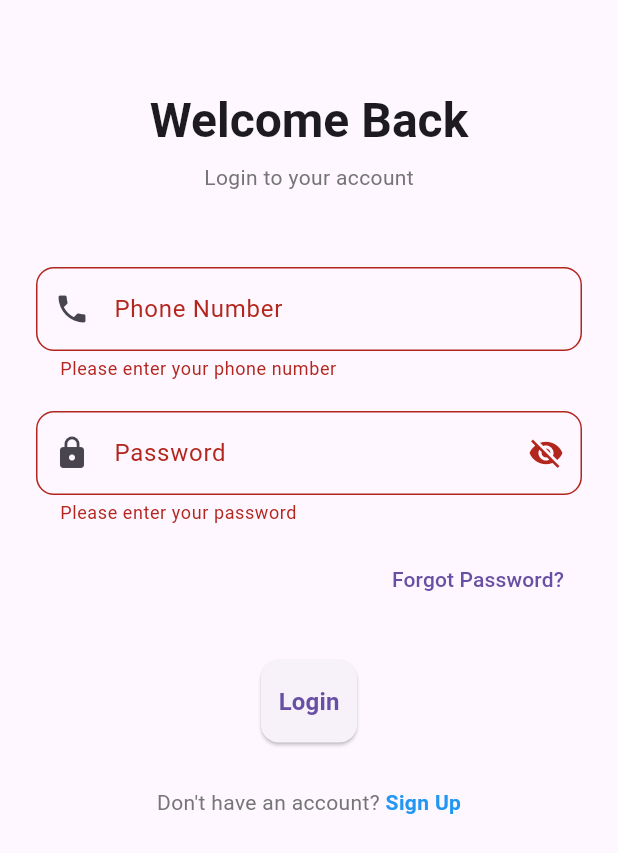
After one commit to nm1999/uganda.martyrs.sacco, a Flutter app: the Login screen opened directly, after a tap on "Login", on a phone screen of 412 x 824 dp. The commit adds this screen. Shown: the top 853 px of the screen. Run offline on Flutter 3.47's test engine with Material 3 defaults, Android fonts, the phone set to English and light mode, and no system bars; our stand-ins replace get.

Commit message:
adds get pacakge ans login screen

```diff
--- /dev/null
+++ b/lib/auth/login.dart
@@ -0,0 +1,230 @@
+import 'package:flutter/material.dart';
+
+class Login extends StatefulWidget {
+  const Login({super.key});
+
+  @override
+  State<Login> createState() => _LoginState();
+}
+
+class _LoginState extends State<Login> {
+  final _formKey = GlobalKey<FormState>();
+  final _phoneController = TextEditingController();
+  final _passwordController = TextEditingController();
+  bool _obscurePassword = true;
+  bool _isLoading = false;
+
+  @override
+  void dispose() {
+    _phoneController.dispose();
+    _passwordController.dispose();
+    super.dispose();
+  }
+
+  void _handleLogin() {
+    if (_formKey.currentState!.validate()) {
+      setState(() {
+        _isLoading = true;
+      });
+      // TODO: Implement login logic here
+      // This is where you'd call your authentication service
+      Future.delayed(const Duration(seconds: 2), () {
+        setState(() {
+          _isLoading = false;
+        });
+        ScaffoldMessenger.of(context).showSnackBar(
+          const SnackBar(content: Text('Login successful!')),
+        );
+      });
+    }
+  }
+
+  void _navigateToSignup() {
+    // TODO: Navigate to signup page
+    // Navigator.pushNamed(context, '/signup');
+    ScaffoldMessenger.of(context).showSnackBar(
+      const SnackBar(content: Text('Navigate to signup page')),
+    );
+  }
+
+  @override
+  Widget build(BuildContext context) {
+    return Scaffold(
+      body: SafeArea(
+        child: SingleChildScrollView(
+          padding: const EdgeInsets.symmetric(horizontal: 24.0),
+          child: Column(
+            mainAxisAlignment: MainAxisAlignment.center,
+            crossAxisAlignment: CrossAxisAlignment.stretch,
+            children: [
+              const SizedBox(height: 60),
+              // Header
+              Center(
+                child: Column(
+                  children: [
+                    Text(
+                      'Welcome Back',
+                      style: Theme.of(context).textTheme.headlineLarge?.copyWith(
+                            fontWeight: FontWeight.bold,
+                          ),
+                    ),
+                    const SizedBox(height: 8),
+                    Text(
+                      'Login to your account',
+                      style: Theme.of(context).textTheme.bodyMedium?.copyWith(
+                            color: Colors.grey[600],
+                          ),
+                    ),
+                  ],
+                ),
+              ),
+              const SizedBox(height: 50),
+              // Login Form
+              Form(
+                key: _formKey,
+                child: Column(
+                  children: [
+                    // Phone Number Field
+                    TextFormField(
+                      controller: _phoneController,
+                      keyboardType: TextInputType.phone,
+                      decoration: InputDecoration(
+                        labelText: 'Phone Number',
+                        prefixIcon: const Icon(Icons.phone),
+                        hintText: '+256 700 000000',
+                        border: OutlineInputBorder(
+                          borderRadius: BorderRadius.circular(12),
+                        ),
+                        enabledBorder: OutlineInputBorder(
+                          borderRadius: BorderRadius.circular(12),
+                          borderSide: BorderSide(
+                            color: Colors.grey[300]!,
+                          ),
+                        ),
+                      ),
+                      validator: (value) {
+                        if (value == null || value.isEmpty) {
+                          return 'Please enter your phone number';
+                        }
+                        if (value.length < 10) {
+                          return 'Please enter a valid phone number';
+                        }
+                        return null;
+                      },
+                    ),
+                    const SizedBox(height: 20),
+                    // Password Field
+                    TextFormField(
+                      controller: _passwordController,
+                      obscureText: _obscurePassword,
+                      decoration: InputDecoration(
+                        labelText: 'Password',
+                        prefixIcon: const Icon(Icons.lock),
+                        suffixIcon: IconButton(
+                          icon: Icon(
+                            _obscurePassword
+                                ? Icons.visibility_off
+                                : Icons.visibility,
+                          ),
+                          onPressed: () {
+                            setState(() {
+                              _obscurePassword = !_obscurePassword;
+                            });
+                          },
+                        ),
+                        border: OutlineInputBorder(
+                          borderRadius: BorderRadius.circular(12),
+                        ),
+                        enabledBorder: OutlineInputBorder(
+                          borderRadius: BorderRadius.circular(12),
+                          borderSide: BorderSide(
+                            color: Colors.grey[300]!,
+                          ),
+                        ),
+                      ),
+                      validator: (value) {
+                        if (value == null || value.isEmpty) {
+                          return 'Please enter your password';
+                        }
+                        if (value.length < 6) {
+                          return 'Password must be at least 6 characters';
+                        }
+                        return null;
+                      },
+                    ),
+                    const SizedBox(height: 12),
+                    // Forgot Password Link
+                    Align(
+                      alignment: Alignment.centerRight,
+                      child: TextButton(
+                        onPressed: () {
+                          // TODO: Navigate to forgot password page
+                          ScaffoldMessenger.of(context).showSnackBar(
+                            const SnackBar(
+                              content: Text('Forgot password functionality'),
+                            ),
+                          );
+                        },
+                        child: const Text('Forgot Password?'),
+                      ),
+                    ),
+                    const SizedBox(height: 30),
+                    // Login Button
+                    ElevatedButton(
+                      onPressed: _isLoading ? null : _handleLogin,
+                      style: ElevatedButton.styleFrom(
+                        padding: const EdgeInsets.symmetric(vertical: 16),
+                        shape: RoundedRectangleBorder(
+                          borderRadius: BorderRadius.circular(12),
+                        ),
+                      ),
+                      child: _isLoading
+                          ? const SizedBox(
+                              height: 20,
+                              width: 20,
+                              child: CircularProgressIndicator(
+                                strokeWidth: 2,
+                              ),
+                            )
+                          : const Text(
+                              'Login',
+                              style: TextStyle(
+                                fontSize: 16,
+                                fontWeight: FontWeight.bold,
+                              ),
+                            ),
+                    ),
+                  ],
+                ),
+              ),
+              const SizedBox(height: 30),
+              // Signup Link
+              Row(
+                mainAxisAlignment: MainAxisAlignment.center,
+                children: [
+                  Text(
+                    "Don't have an account? ",
+                    style: TextStyle(
+                      color: Colors.grey[600],
+                    ),
+                  ),
+                  GestureDetector(
+                    onTap: _navigateToSignup,
+                    child: const Text(
+                      'Sign Up',
+                      style: TextStyle(
+                        color: Colors.blue,
+                        fontWeight: FontWeight.bold,
+                      ),
+                    ),
+                  ),
+                ],
+              ),
+              const SizedBox(height: 30),
+            ],
+          ),
+        ),
+      ),
+    );
+  }
+}
--- a/lib/main.dart
+++ b/lib/main.dart
@@ -1,5 +1,7 @@
 import 'package:flutter/material.dart';
 import 'package:ugandamartyrssacco/splashscreen.dart';
+import 'package:get/get.dart';
+import 'dart:async';
 
 void main() {
   runApp(const MyApp());
@@ -13,9 +15,17 @@ class MyApp extends StatefulWidget {
 }
 
 class _MyAppState extends State<MyApp> {
+
+  initstate(){
+    Timer.delay(Duration(seconds: 3),(){
+      Get.to(Splashscreen());
+    });
+    super.initState();
+  }
+
   @override
   Widget build(BuildContext context) {
-    return MaterialApp(
+    return GetMaterialApp(
       home:Splashscreen()
     );
   }
--- a/pubspec.yaml
+++ b/pubspec.yaml
@@ -16,13 +16,13 @@ dependencies:
 
   cupertino_icons: ^1.0.8
   google_fonts: ^8.0.2
+  get: ^4.7.3
 
 dev_dependencies:
   flutter_test:
     sdk: flutter
 
   flutter_lints: ^6.0.0
-
 
 flutter:
 
```
Also changed, not shown: lib/auth/signup.dart (added), pubspec.lock.
